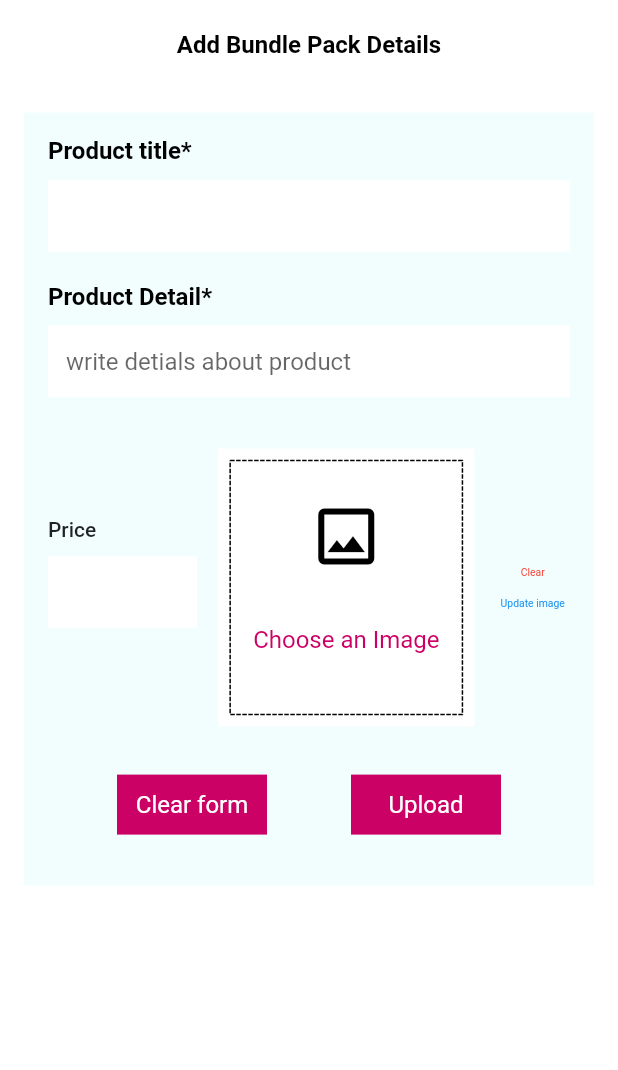
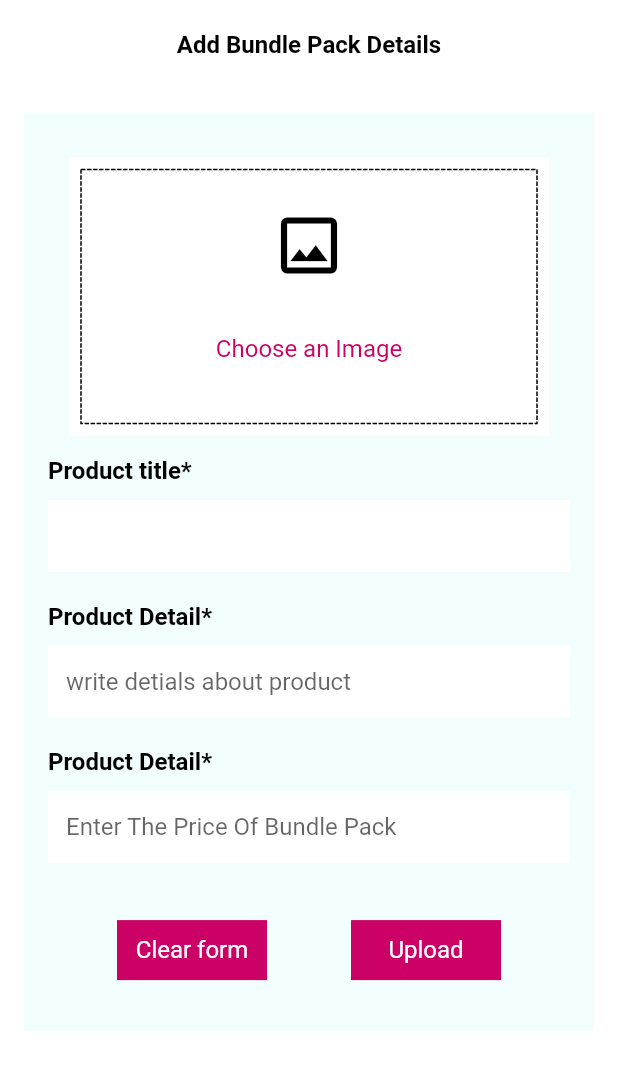
Before and after one commit to ba138/Citta_Admin_Panel, a Flutter app: the AddBundlpackScreen screen opened directly, on a phone screen of 412 x 824 dp. Shown: the top 1070 px of the screen. Run offline on Flutter 3.47's test engine with Material 2 defaults, Android fonts, the light colour scheme and no system bars; drawn by our look-alikes of dotted_border; our stand-ins replace iconly, image_picker; missing offline and left inert: dart:html, shared_preferences_web; network calls fail.

Commit message:
change to add screen

```diff
--- a/lib/inner_screen/add_bundle_pack_screen.dart
+++ b/lib/inner_screen/add_bundle_pack_screen.dart
@@ -116,6 +116,19 @@ class _AddBundlpackScreenFormState extends State<AddBundlpackScreen> {
                         mainAxisAlignment: MainAxisAlignment.start,
                         mainAxisSize: MainAxisSize.min,
                         children: <Widget>[
+                          Padding(
+                            padding: const EdgeInsets.all(14),
+                            child: Container(
+                              height:
+                                  size.width > 650 ? 350 : size.width * 0.45,
+                              color: Theme.of(context).scaffoldBackgroundColor,
+                              child: dottedBorder(
+                                color,
+                                pickImage,
+                                previewImage,
+                              ),
+                            ),
+                          ),
                           TextWidget(
                             text: 'Product title*',
                             color: color,
@@ -171,48 +184,26 @@ class _AddBundlpackScreenFormState extends State<AddBundlpackScreen> {
                           const SizedBox(
                             height: 20,
                           ),
-                          Row(
-                            children: [
-                              Expanded(
-                                flex: 2,
-                                child: FittedBox(
-                                  child: Column(
-                                    crossAxisAlignment:
-                                        CrossAxisAlignment.start,
-                                    mainAxisAlignment: MainAxisAlignment.start,
-                                    children: [
-                                      // TextWidget(
-                                      //   text: 'Product Detail*',
-                                      //   color: color,
-                                      //   isTitle: true,
-                                      // ),
-                                      Text(
-                                        "Price",
-                                        style: TextStyle(
-                                            fontSize: 14,
-                                            fontWeight: FontWeight.w500),
+                          TextWidget(
+                            text: 'Product Detail*',
+                            color: color,
+                            isTitle: true,
                           ),
                           const SizedBox(
                             height: 10,
                           ),
-                                      SizedBox(
-                                        width: 100,
-                                        child: TextFormField(
-                                          controller: _priceController,
-                                          key: const ValueKey('Price \$'),
-                                          keyboardType: TextInputType.number,
+                          TextFormField(
+                            controller: _detailController,
+                            key: const ValueKey('Price'),
                             validator: (value) {
                               if (value!.isEmpty) {
-                                              return 'Price is missed';
+                                return 'Please enter a Price';
                               }
                               return null;
                             },
-                                          inputFormatters: <TextInputFormatter>[
-                                            FilteringTextInputFormatter.allow(
-                                                RegExp(r'[0-9.]')),
-                                          ],
                             decoration: InputDecoration(
                               filled: true,
+                              hintText: "Enter The Price Of Bundle Pack",
                               fillColor: scaffoldColor,
                               border: InputBorder.none,
                               focusedBorder: OutlineInputBorder(
@@ -223,75 +214,94 @@ class _AddBundlpackScreenFormState extends State<AddBundlpackScreen> {
                               ),
                             ),
                           ),
+                          const SizedBox(
+                            height: 20,
                           ),
-                                      const SizedBox(height: 20),
+                          // Row(
+                          //   children: [
+                          //     Expanded(
+                          //       flex: 2,
+                          //       child: FittedBox(
+                          //         child: Column(
+                          //           crossAxisAlignment:
+                          //               CrossAxisAlignment.start,
+                          //           mainAxisAlignment: MainAxisAlignment.start,
+                          //           children: [
+                          //             // TextWidget(
+                          //             //   text: 'Product Detail*',
+                          //             //   color: color,
+                          //             //   isTitle: true,
+                          //             // ),
+                          //             const Text(
+                          //               "Price",
+                          //               style: TextStyle(
+                          //                 fontSize: 14,
+                          //                 fontWeight: FontWeight.w500,
+                          //               ),
+                          //             ),
+                          //             const SizedBox(
+                          //               height: 10,
+                          //             ),
+                          //             SizedBox(
+                          //               width: 100,
+                          //               child: TextFormField(
+                          //                 controller: _priceController,
+                          //                 key: const ValueKey('Price \$'),
+                          //                 keyboardType: TextInputType.number,
+                          //                 validator: (value) {
+                          //                   if (value!.isEmpty) {
+                          //                     return 'Price is missed';
+                          //                   }
+                          //                   return null;
+                          //                 },
+                          //                 inputFormatters: <TextInputFormatter>[
+                          //                   FilteringTextInputFormatter.allow(
+                          //                       RegExp(r'[0-9.]')),
+                          //                 ],
+                          //                 decoration: InputDecoration(
+                          //                   filled: true,
+                          //                   fillColor: scaffoldColor,
+                          //                   border: InputBorder.none,
+                          //                   focusedBorder: OutlineInputBorder(
+                          //                     borderSide: BorderSide(
+                          //                       color: color,
+                          //                       width: 1.0,
+                          //                     ),
+                          //                   ),
+                          //                 ),
+                          //               ),
+                          //             ),
+                          //             const SizedBox(height: 20),
+                          //           ],
+                          //         ),
+                          //       ),
+                          //     ),
+                          //     // Image to be picked code is here
 
-                                      // TextWidget(
-                                      //   text: 'Porduct category*',
-                                      //   color: color,
-                                      //   isTitle: true,
+                          //     Expanded(
+                          //         flex: 1,
+                          //         child: FittedBox(
+                          //           child: Column(
+                          //             children: [
+                          //               TextButton(
+                          //                 onPressed: () {},
+                          //                 child: TextWidget(
+                          //                   text: 'Clear',
+                          //                   color: Colors.red,
+                          //                 ),
+                          //               ),
+                          //               TextButton(
+                          //                 onPressed: () {},
+                          //                 child: TextWidget(
+                          //                   text: 'Update image',
+                          //                   color: Colors.blue,
+                          //                 ),
+                          //               ),
+                          //             ],
+                          //           ),
+                          //         )),
+                          //   ],
                           // ),
-                                      // const SizedBox(height: 10),
-                                      // // Drop down menu code here
-                                      // const SizedBox(
-                                      //   height: 20,
-                                      // ),
-                                      // TextWidget(
-                                      //   text: 'Measure unit*',
-                                      //   color: color,
-                                      //   isTitle: true,
-                                      // ),
-                                      // const SizedBox(
-                                      //   height: 10,
-                                      // ),
-                                      // Radio button code here
-                                    ],
-                                  ),
-                                ),
-                              ),
-                              // Image to be picked code is here
-                              Expanded(
-                                flex: 4,
-                                child: Padding(
-                                  padding: const EdgeInsets.all(14),
-                                  child: Container(
-                                    height: size.width > 650
-                                        ? 350
-                                        : size.width * 0.45,
-                                    color: Theme.of(context)
-                                        .scaffoldBackgroundColor,
-                                    child: dottedBorder(
-                                      color,
-                                      pickImage,
-                                      previewImage,
-                                    ),
-                                  ),
-                                ),
-                              ),
-                              Expanded(
-                                  flex: 1,
-                                  child: FittedBox(
-                                    child: Column(
-                                      children: [
-                                        TextButton(
-                                          onPressed: () {},
-                                          child: TextWidget(
-                                            text: 'Clear',
-                                            color: Colors.red,
-                                          ),
-                                        ),
-                                        TextButton(
-                                          onPressed: () {},
-                                          child: TextWidget(
-                                            text: 'Update image',
-                                            color: Colors.blue,
-                                          ),
-                                        ),
-                                      ],
-                                    ),
-                                  )),
-                            ],
-                          ),
                           Padding(
                             padding: const EdgeInsets.all(18.0),
                             child: Row(
```
Lines whose indentation alone changed are shown as unchanged.
